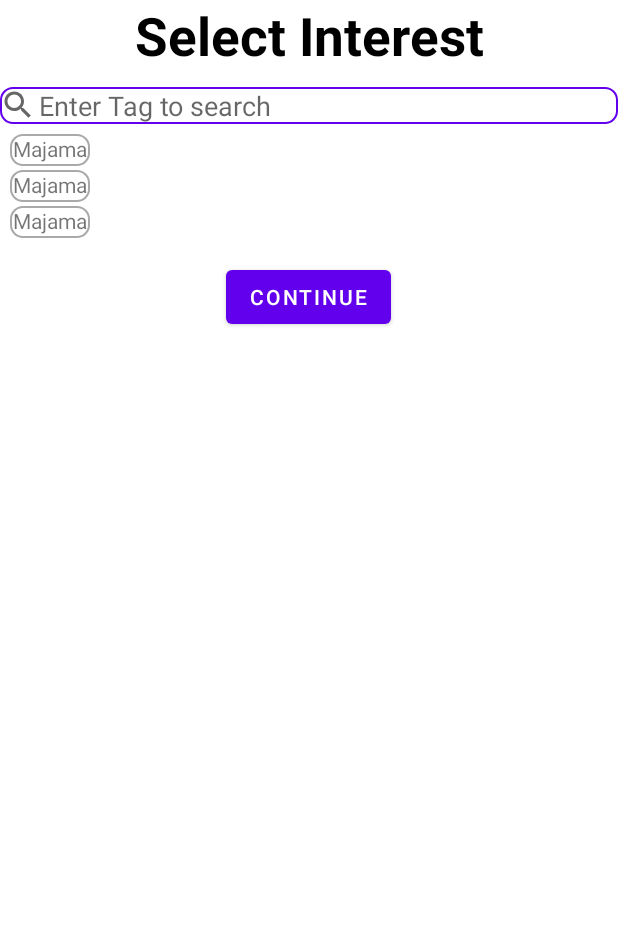
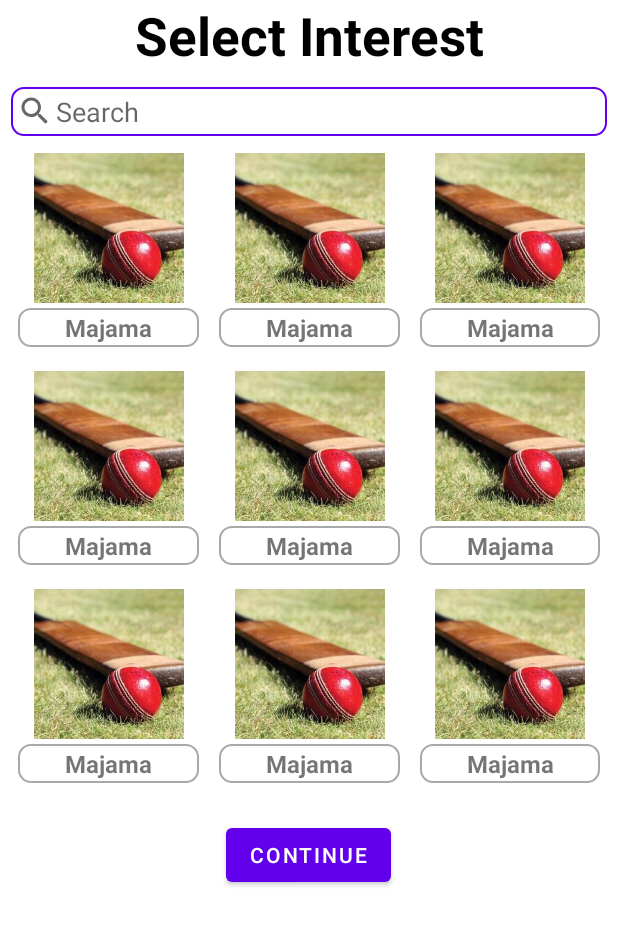
Before and after one commit to meemoworld/MajamaApp, an Android app: the layout activity_intrest.xml on its own in the app's theme, with its tools: preview values and no code run, on a phone screen of 412 x 824 dp. Shown: the top 925 px of the screen. Run offline under Robolectric (Android 15) with nearby library versions, the phone set to English and light mode, and no system bars.

Commit message:
Furnished Interest Activity

```diff
--- a/app/src/main/java/com/memoworld/majama/Login/login.java
+++ b/app/src/main/java/com/memoworld/majama/Login/login.java
@@ -96,11 +96,11 @@ public class login extends AppCompatActivity {
         appName = findViewById(R.id.logoName);
         usernameDetails = new UserNameDetails();
 // Configure Google Sign In
-        GoogleSignInOptions gso = new GoogleSignInOptions.Builder(GoogleSignInOptions.DEFAULT_SIGN_IN)
-                .requestIdToken(getString(R.string.default_web_client_id))
-                .requestEmail()
-                .build();
-        mGoogleSignInClient = GoogleSignIn.getClient(this, gso);
+//        GoogleSignInOptions gso = new GoogleSignInOptions.Builder(GoogleSignInOptions.DEFAULT_SIGN_IN)
+//                .requestIdToken(getString(R.string.default_web_client_id))
+//                .requestEmail()
+//                .build();
+//        mGoogleSignInClient = GoogleSignIn.getClient(this, gso);
     }
 
     public void ForgotPassword(View view) {
--- a/app/src/main/java/com/memoworld/majama/User/Interest.java
+++ b/app/src/main/java/com/memoworld/majama/User/Interest.java
@@ -12,6 +12,7 @@ import android.widget.Toast;
 import androidx.annotation.RequiresApi;
 import androidx.appcompat.app.AppCompatActivity;
 import androidx.recyclerview.widget.GridLayoutManager;
+import androidx.recyclerview.widget.LinearLayoutManager;
 import androidx.recyclerview.widget.RecyclerView;
 
 import com.google.android.gms.tasks.OnSuccessListener;
@@ -49,7 +50,7 @@ public class Interest extends AppCompatActivity implements InterestTagItemListen
         userInput = findViewById(R.id.edit_text_search_tag);
         chipGroup = findViewById(R.id.interest_chip_group);
         tags = new ArrayList<>();
-        recyclerView.setLayoutManager(new GridLayoutManager(this, 5));
+        recyclerView.setLayoutManager(new LinearLayoutManager(this));
         recyclerView.setHasFixedSize(true);
         getContacts();
         userInput.addTextChangedListener(new TextWatcher() {
@@ -110,6 +111,7 @@ public class Interest extends AppCompatActivity implements InterestTagItemListen
                     tag = documentSnapshot.toObject(Tag.class);
                     if (tag != null) {
                         tags = tag.getTagArray();
+                        interestAdapter = new InterestAdapter(Interest.this, tags);
                         recyclerView.setAdapter(interestAdapter);
                     }
                 }
--- a/app/src/main/java/com/memoworld/majama/User/InterestAdapter.java
+++ b/app/src/main/java/com/memoworld/majama/User/InterestAdapter.java
@@ -1,7 +1,6 @@
 package com.memoworld.majama.User;
 
 import android.content.Context;
-import android.content.pm.PackageManager;
 import android.view.LayoutInflater;
 import android.view.View;
 import android.view.ViewGroup;
@@ -51,10 +50,13 @@ public class InterestAdapter extends RecyclerView.Adapter<InterestAdapter.MyView
     }
     class MyViewHolder extends RecyclerView.ViewHolder{
 
-        private TextView interestTagText;
+        private TextView interestTagText ,interestTagText1, interestTagText2;
         public MyViewHolder(@NonNull View itemView) {
             super(itemView);
             interestTagText=itemView.findViewById(R.id.name_text_box_singleItem);
+            interestTagText1=itemView.findViewById(R.id.name_text_box_singleItem1);
+            interestTagText2=itemView.findViewById(R.id.name_text_box_singleItem2);
+
 
         }
     }
--- /dev/null
+++ b/app/src/main/res/drawable/image_bg.xml
@@ -0,0 +1,14 @@
+<?xml version="1.0" encoding="utf-8"?>
+<selector xmlns:android="http://schemas.android.com/apk/res/android">
+
+    <item>
+
+        <shape android:shape="rectangle">
+            <solid android:color="@color/white" />
+            <corners android:radius="4dp" />
+            <stroke android:width="1dp" android:color="@color/design_default_color_primary" />
+        </shape>
+
+    </item>
+
+</selector>
--- a/app/src/main/res/drawable/text_box_bg.xml
+++ b/app/src/main/res/drawable/text_box_bg.xml
@@ -4,14 +4,14 @@
         <shape android:shape="rectangle">
             <solid android:color="@color/white" />
             <corners android:radius="8dp" />
-            <stroke android:width="1dp" android:color="@color/design_default_color_primary" />
+            <stroke android:width="1.2dp" android:color="@color/design_default_color_primary" />
         </shape>
     </item>
     <item android:state_enabled="true">
         <shape android:shape="rectangle">
             <solid android:color="@color/white" />
             <corners android:radius="8dp" />
-            <stroke android:width="1dp" android:color="@color/darkGrey" />
+            <stroke android:width="1.2dp" android:color="@color/darkGrey" />
         </shape>
     </item>
 
--- a/app/src/main/res/layout/activity_intrest.xml
+++ b/app/src/main/res/layout/activity_intrest.xml
@@ -33,12 +33,15 @@
             android:layout_width="match_parent"
             android:layout_height="wrap_content"
             android:layout_below="@+id/interest_chip_group"
+            android:layout_marginLeft="7dp"
+            android:layout_marginRight="7dp"
             android:background="@drawable/text_box_bg"
             android:drawableStart="@drawable/ic_baseline_search_24"
             android:drawablePadding="2dp"
             android:ems="10"
             android:hint="@string/enter_tag_to_search"
-            android:inputType="textPersonName" />
+            android:inputType="textPersonName"
+            android:padding="4dp" />
 
         <androidx.recyclerview.widget.RecyclerView
             android:id="@+id/interestRecyclerView"
--- a/app/src/main/res/layout/interest_single_item_layout.xml
+++ b/app/src/main/res/layout/interest_single_item_layout.xml
@@ -1,18 +1,146 @@
 <?xml version="1.0" encoding="utf-8"?>
 <LinearLayout xmlns:android="http://schemas.android.com/apk/res/android"
-    android:layout_width="wrap_content"
-    android:layout_height="wrap_content">
+    xmlns:app="http://schemas.android.com/apk/res-auto"
+    xmlns:tools="http://schemas.android.com/tools"
+    android:layout_width="match_parent"
+    android:layout_height="wrap_content"
+    android:layout_marginTop="6dp">
 
-    <TextView
-        android:id="@+id/name_text_box_singleItem"
-        android:layout_width="wrap_content"
+    <LinearLayout
+        android:layout_width="match_parent"
         android:layout_height="wrap_content"
-        android:text="@string/app_name"
-        android:background="@drawable/text_box_bg"
-        android:paddingLeft="3dp"
-        android:paddingBottom="2dp"
-        android:paddingStart="2dp"
-        android:paddingEnd="2dp"
-        android:layout_margin="1dp"
-        android:paddingRight="3dp"/>
+        android:orientation="horizontal">
+
+        <androidx.constraintlayout.widget.ConstraintLayout
+            android:layout_width="match_parent"
+            android:layout_height="match_parent"
+            android:layout_weight="1">
+
+            <ImageView
+                android:id="@+id/Image"
+                android:layout_width="0dp"
+                android:layout_height="100dp"
+                android:layout_marginLeft="3dp"
+                android:layout_marginRight="3dp"
+                android:scaleType="fitCenter"
+                android:src="@drawable/cricket1"
+                app:layout_constraintEnd_toEndOf="parent"
+                app:layout_constraintHorizontal_bias="0.5"
+                app:layout_constraintStart_toStartOf="parent"
+                app:layout_constraintTop_toTopOf="parent" />
+
+            <TextView
+                android:id="@+id/name_text_box_singleItem"
+                android:layout_width="0dp"
+                android:layout_height="wrap_content"
+                android:layout_below="@+id/Image"
+                android:layout_marginLeft="3dp"
+                android:layout_marginTop="3dp"
+                android:layout_marginRight="3dp"
+                android:background="@drawable/text_box_bg"
+                android:paddingLeft="4dp"
+                android:paddingTop="2dp"
+                android:paddingRight="4dp"
+                android:paddingBottom="2dp"
+                android:text="@string/app_name"
+                android:textAlignment="center"
+                android:textSize="16sp"
+                android:textStyle="bold"
+                app:layout_constraintEnd_toEndOf="@+id/Image"
+                app:layout_constraintStart_toStartOf="@+id/Image"
+                app:layout_constraintTop_toBottomOf="@+id/Image" />
+
+
+        </androidx.constraintlayout.widget.ConstraintLayout>
+
+        <androidx.constraintlayout.widget.ConstraintLayout
+            android:layout_width="match_parent"
+            android:layout_height="match_parent"
+            android:layout_marginBottom="10dp"
+            android:layout_weight="1">
+
+            <ImageView
+                android:id="@+id/Image1"
+                android:layout_width="0dp"
+                android:layout_height="100dp"
+                android:layout_marginLeft="3dp"
+                android:layout_marginRight="3dp"
+                android:scaleType="fitCenter"
+                android:src="@drawable/cricket1"
+                app:layout_constraintEnd_toEndOf="parent"
+                app:layout_constraintHorizontal_bias="0.5"
+                app:layout_constraintStart_toStartOf="parent"
+                app:layout_constraintTop_toTopOf="parent" />
+
+            <TextView
+                android:id="@+id/name_text_box_singleItem1"
+                android:layout_width="0dp"
+                android:layout_height="wrap_content"
+                android:layout_below="@+id/Image1"
+                android:layout_marginLeft="3dp"
+                android:layout_marginTop="3dp"
+                android:layout_marginRight="3dp"
+                android:background="@drawable/text_box_bg"
+                android:paddingLeft="4dp"
+                android:paddingTop="2dp"
+                android:paddingRight="4dp"
+                android:paddingBottom="2dp"
+                android:text="@string/app_name"
+                android:textAlignment="center"
+                android:textSize="16sp"
+                android:textStyle="bold"
+                app:layout_constraintEnd_toEndOf="@+id/Image1"
+                app:layout_constraintStart_toStartOf="@+id/Image1"
+                app:layout_constraintTop_toBottomOf="@+id/Image1" />
+
+
+        </androidx.constraintlayout.widget.ConstraintLayout>
+
+        <androidx.constraintlayout.widget.ConstraintLayout
+            android:layout_width="match_parent"
+            android:layout_height="match_parent"
+            android:layout_weight="1">
+
+            <ImageView
+                android:id="@+id/Image2"
+                android:layout_width="0dp"
+                android:layout_height="100dp"
+                android:layout_marginLeft="3dp"
+                android:layout_marginRight="3dp"
+                android:scaleType="fitCenter"
+                android:src="@drawable/cricket1"
+                app:layout_constraintEnd_toEndOf="parent"
+                app:layout_constraintHorizontal_bias="0.5"
+                app:layout_constraintStart_toStartOf="parent"
+                app:layout_constraintTop_toTopOf="parent" />
+
+            <TextView
+                android:id="@+id/name_text_box_singleItem2"
+                android:layout_width="0dp"
+                android:layout_height="wrap_content"
+                android:layout_below="@+id/Image2"
+                android:layout_marginLeft="3dp"
+                android:layout_marginTop="3dp"
+                android:layout_marginRight="3dp"
+                android:background="@drawable/text_box_bg"
+                android:paddingLeft="4dp"
+                android:paddingTop="2dp"
+                android:paddingRight="4dp"
+                android:paddingBottom="2dp"
+                android:text="@string/app_name"
+                android:textAlignment="center"
+                android:textSize="16sp"
+                android:textStyle="bold"
+                app:layout_constraintEnd_toEndOf="@+id/Image2"
+                app:layout_constraintHorizontal_bias="1.0"
+                app:layout_constraintStart_toStartOf="@+id/Image2"
+                app:layout_constraintTop_toBottomOf="@+id/Image2" />
+
+
+        </androidx.constraintlayout.widget.ConstraintLayout>
+
+
+    </LinearLayout>
+
+
 </LinearLayout>
--- a/app/src/main/res/values/strings.xml
+++ b/app/src/main/res/values/strings.xml
@@ -2,6 +2,6 @@
     <string name="app_name">Majama</string>
     <!-- TODO: Remove or change this placeholder text -->
     <string name="hello_blank_fragment">Hello blank fragment</string>
-    <string name="enter_tag_to_search">Enter Tag to search</string>
+    <string name="enter_tag_to_search">Search</string>
     <string name="select_interest">Select Interest</string>
 </resources>
```
Also changed, not shown: app/src/main/AndroidManifest.xml (+5 -5 lines), app/src/main/res/drawable/cricket.jpg (added), app/src/main/res/drawable/cricket1.jpeg (added).
